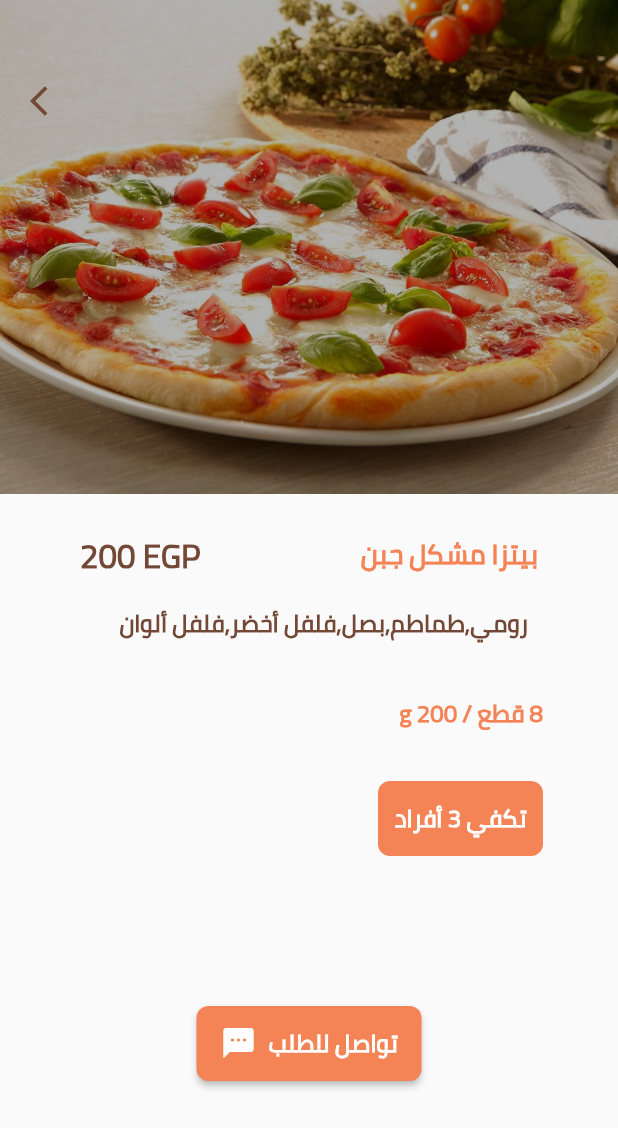
After one commit to ola77/atbo5li, a Flutter app: the MealDetails screen opened by its route, on a phone screen of 412 x 824 dp. The commit adds this screen. Shown: the top 1128 px of the screen. Run offline on Flutter 3.47's test engine with Material 2 defaults, Android fonts, the phone set to English and light mode, and no system bars; our stand-ins replace smooth_star_rating.

Commit message:
Added MealDetails Screen

```diff
--- a/lib/main.dart
+++ b/lib/main.dart
@@ -1,5 +1,6 @@
 import 'package:atbo5li/screens/FirstPage.dart';
 import 'package:atbo5li/screens/cooker_login.dart';
+import 'package:atbo5li/screens/meal_details.dart';
 import 'package:atbo5li/screens/user_signup.dart';
 import 'package:atbo5li/screens/ChooseKind.dart';
 import 'package:flutter/material.dart';
@@ -16,6 +17,7 @@ class MyApp extends StatelessWidget {
         CookerLogin.id:(context)=>CookerLogin(),
         UserSign.id:(context)=>UserSign(),
         ChooseKind.id:(context)=>ChooseKind(),
+        MealDetails.id: (context) => MealDetails(),
       },
       debugShowCheckedModeBanner: false,
       home: FirstPage(),
--- /dev/null
+++ b/lib/screens/meal_details.dart
@@ -0,0 +1,161 @@
+import 'package:flutter/material.dart';
+
+class MealDetails extends StatelessWidget {
+  static const String id = "MealDetails_Screen";
+
+  @override
+  Widget build(BuildContext context) {
+    return Scaffold(
+      body: buildContent(context),
+    );
+  }
+
+  Widget buildContent(BuildContext context) {
+    return Column(
+      crossAxisAlignment: CrossAxisAlignment.end,
+      children: <Widget>[
+        Container(
+          width: MediaQuery.of(context).size.width,
+          height: MediaQuery.of(context).size.height * 0.4,
+          child: Stack(
+            fit: StackFit.expand,
+            children: <Widget>[
+              Image.asset(
+                'images/pizza.jpg',
+                fit: BoxFit.cover,
+                color: Colors.black.withOpacity(0.3),
+                colorBlendMode: BlendMode.hardLight,
+              ),
+              Positioned(
+                top: 55.0,
+                left: 20.0,
+                child: Icon(
+                  Icons.arrow_back_ios,
+                  color: Color(0xFF744836),
+                ),
+              ),
+            ],
+          ),
+        ),
+        SizedBox(
+          height: 20.0,
+        ),
+        Row(
+          mainAxisAlignment: MainAxisAlignment.spaceAround,
+          children: <Widget>[
+            Text(
+              '200 EGP',
+              style: TextStyle(
+                fontSize: 22.0,
+                fontWeight: FontWeight.bold,
+                fontFamily: 'cairo',
+                color: Color(0xFF744836),
+              ),
+            ),
+            Text(
+              'بيتزا مشكل جبن',
+              style: TextStyle(
+                fontSize: 18.0,
+                fontWeight: FontWeight.bold,
+                fontFamily: 'cairo',
+                color: Color(0xffF48356),
+              ),
+            ),
+          ],
+        ),
+        SizedBox(
+          height: 10.0,
+        ),
+        Row(
+          mainAxisAlignment: MainAxisAlignment.end,
+          children: <Widget>[
+            Text(
+              'رومي,طماطم,بصل,فلفل أخضر,فلفل ألوان',
+              style: TextStyle(
+                fontSize: 16.0,
+                fontWeight: FontWeight.bold,
+                fontFamily: 'cairo',
+                color: Color(0xFF744836),
+              ),
+            ),
+            SizedBox(width: 60.0),
+          ],
+        ),
+        SizedBox(
+          height: 30.0,
+        ),
+        Row(
+          mainAxisAlignment: MainAxisAlignment.end,
+          children: <Widget>[
+            Text(
+              '8 قطع / 200 g',
+              textDirection: TextDirection.rtl,
+              style: TextStyle(
+                fontSize: 16.0,
+                fontWeight: FontWeight.bold,
+                fontFamily: 'cairo',
+                color: Color(0xffF48356),
+              ),
+            ),
+            SizedBox(width: 50.0),
+          ],
+        ),
+        Container(
+          margin: EdgeInsets.only(right: 50.0, top: 30.0),
+          width: 110,
+          height: 50,
+          decoration: BoxDecoration(
+            color: Color(0xffF48356),
+            borderRadius: BorderRadius.circular(8.0),
+          ),
+          alignment: Alignment.center,
+          child: Text(
+            'تكفي 3 أفراد',
+            style: TextStyle(
+              fontSize: 16.0,
+              fontWeight: FontWeight.bold,
+              fontFamily: 'cairo',
+              color: Colors.white,
+            ),
+          ),
+        ),
+        SizedBox(
+          height: 100.0,
+        ),
+        Align(
+          alignment: Alignment.center,
+          child: SizedBox(
+            width: 150.0,
+            height: 50.0,
+            child: RaisedButton(
+              onPressed: () {},
+              color: Color(0xffF48356),
+              shape: RoundedRectangleBorder(
+                borderRadius: BorderRadius.circular(8.0),
+              ),
+              textColor: Colors.white,
+              child: Row(
+                mainAxisAlignment: MainAxisAlignment.spaceBetween,
+                children: <Widget>[
+                  Icon(
+                    Icons.textsms,
+                    color: Colors.white,
+                  ),
+                  Text(
+                    'تواصل للطلب',
+                    style: TextStyle(
+                      fontSize: 16.0,
+                      fontWeight: FontWeight.bold,
+                      fontFamily: 'cairo',
+                      color: Colors.white,
+                    ),
+                  ),
+                ],
+              ),
+            ),
+          ),
+        ),
+      ],
+    );
+  }
+}
```
